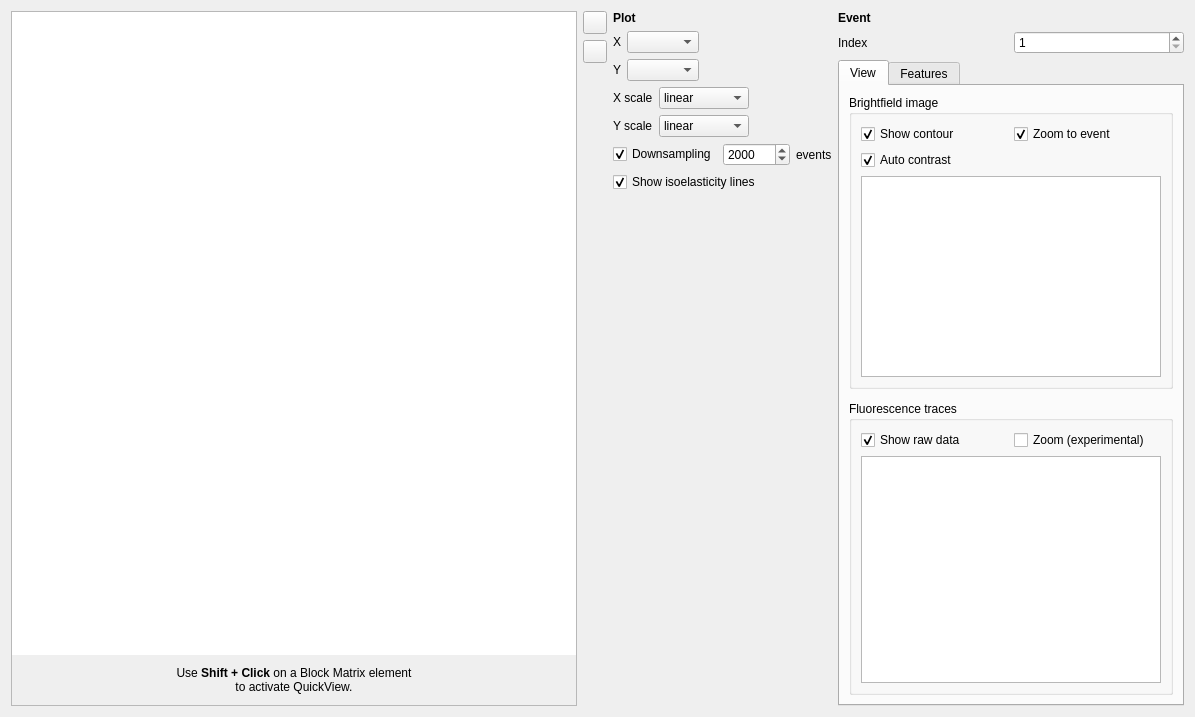
The window that shapeout2/gui/quick_view.ui (ZELLMECHANIK-DRESDEN/ShapeOut2) describes before a commit, drawn with Qt 5.
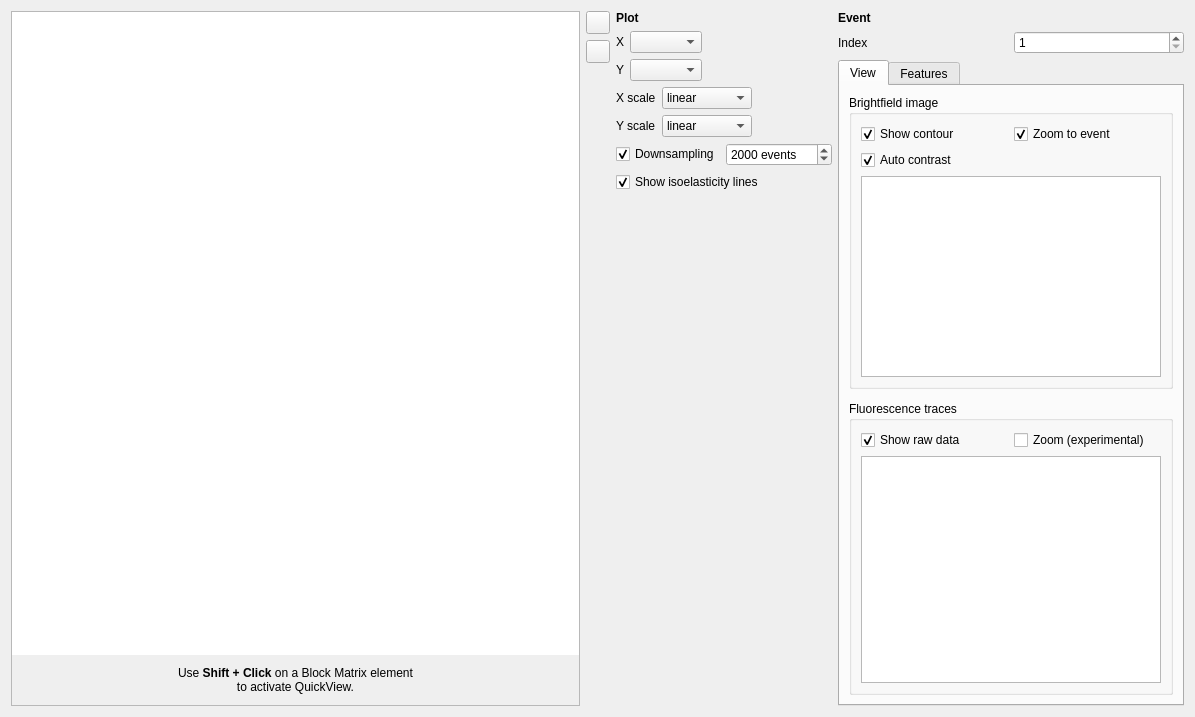
The same window after the commit. Icons and pictures are not drawn. Custom widgets are drawn as their Qt base class.

```diff
--- a/shapeout2/gui/quick_view.ui
+++ b/shapeout2/gui/quick_view.ui
@@ -310,6 +310,9 @@
         </item>
         <item>
          <widget class="QSpinBox" name="spinBox_downsample">
+          <property name="suffix">
+           <string> events</string>
+          </property>
           <property name="minimum">
            <number>10</number>
           </property>
@@ -324,13 +327,6 @@
           </property>
          </widget>
         </item>
-        <item>
-         <widget class="QLabel" name="label_5">
-          <property name="text">
-           <string>events</string>
-          </property>
-         </widget>
-        </item>
        </layout>
       </item>
       <item>
```
